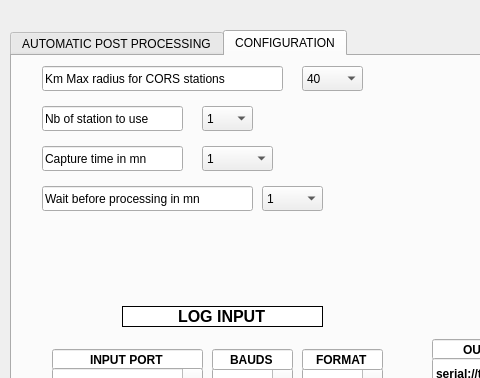
Francklin2/RTKLIB_Touchscreen_GUI, file RTKBASE/mydialog.ui: the form before one commit; both pictures show x 0 to 480 and y 0 to 378 of the 800 by 480 pixel window.
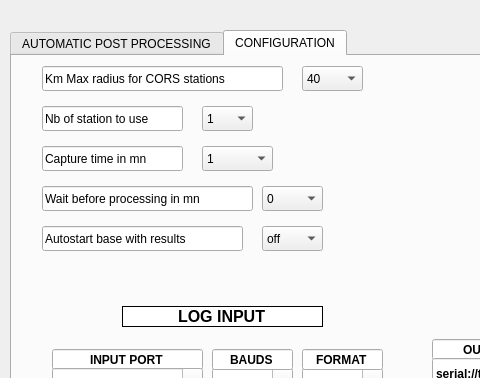
The form after the commit. The open tabs and pages were chosen to show the change. Custom widgets are drawn as their Qt base class.

Commit message: Add Autostart of the base after post processing

```diff
--- a/RTKBASE/mydialog.ui
+++ b/RTKBASE/mydialog.ui
@@ -551,6 +551,11 @@
        <height>25</height>
       </rect>
      </property>
+     <item>
+      <property name="text">
+       <string>0</string>
+      </property>
+     </item>
      <item>
       <property name="text">
        <string>1</string>
@@ -1090,6 +1095,39 @@
       </property>
      </item>
     </widget>
+    <widget class="QComboBox" name="Autostartbase_comboBox">
+     <property name="geometry">
+      <rect>
+       <x>250</x>
+       <y>170</y>
+       <width>61</width>
+       <height>25</height>
+      </rect>
+     </property>
+     <item>
+      <property name="text">
+       <string>off</string>
+      </property>
+     </item>
+     <item>
+      <property name="text">
+       <string>on</string>
+      </property>
+     </item>
+    </widget>
+    <widget class="QLineEdit" name="lineEdit_17">
+     <property name="geometry">
+      <rect>
+       <x>30</x>
+       <y>170</y>
+       <width>201</width>
+       <height>25</height>
+      </rect>
+     </property>
+     <property name="text">
+      <string>Autostart base with results</string>
+     </property>
+    </widget>
    </widget>
   </widget>
  </widget>
```
The commit also changes 5 other files.
